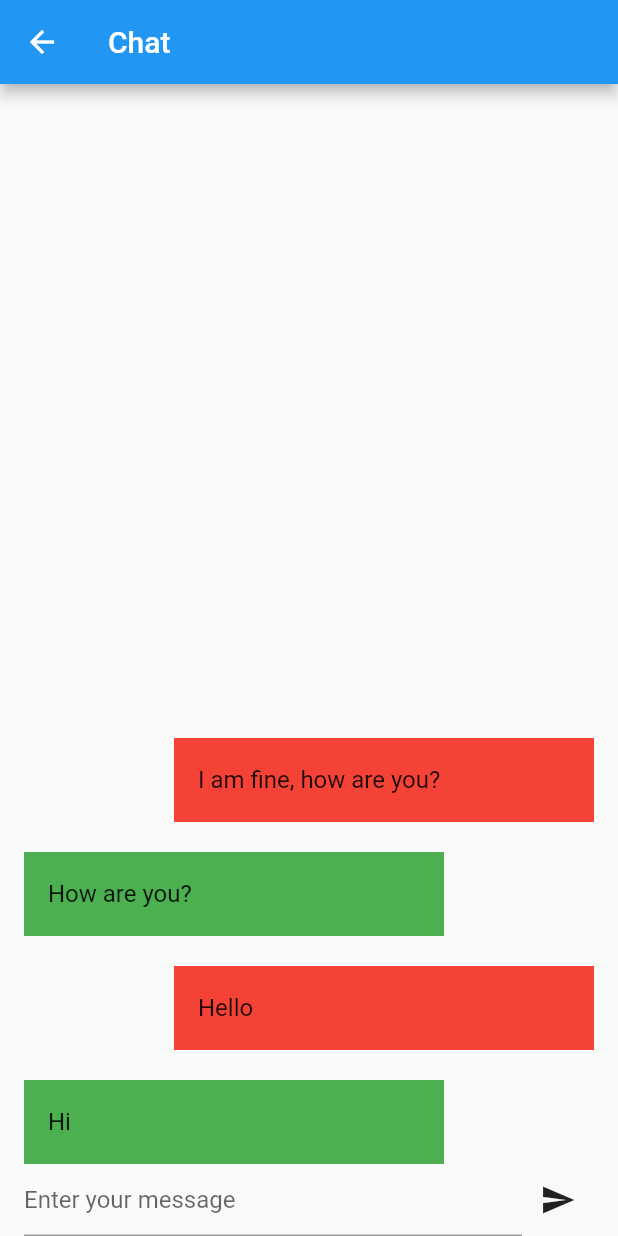
After one commit to Shajeel-Afzal/Learn_With_Shajeel_Online_Batch, a Flutter app: the ChatScreen screen opened directly, on a phone screen of 412 x 824 dp. The commit adds this screen. Run offline on Flutter 3.47's test engine with Material 2 defaults, Android fonts, the phone set to English and light mode, and no system bars; our stand-ins replace firebase_auth, firebase_database, font_awesome_flutter, geolocator; accounts and stored records are empty.

Commit message:
Created ChatScreen UI

```diff
--- /dev/null
+++ b/flutter/flutter_chatting_app/lib/ChatScreen.dart
@@ -0,0 +1,88 @@
+import 'package:flutter/material.dart';
+import 'package:flutter_chatting_app/models/MessageModel.dart';
+
+class ChatScreen extends StatefulWidget {
+  @override
+  _ChatScreenState createState() => _ChatScreenState();
+}
+
+class _ChatScreenState extends State<ChatScreen> {
+  String _userMessage;
+  List<MessageModel> _messages = List();
+
+  @override
+  Widget build(BuildContext context) {
+    return Scaffold(
+      appBar: AppBar(
+        title: Text("Chat"),
+      ),
+      body: Container(
+        padding: EdgeInsets.only(left: 16, right: 16),
+        child: Column(
+          children: [
+            Expanded(
+              child: ListView(
+                reverse: true,
+                children: [
+                  Container(
+                    margin: EdgeInsets.only(right: 100),
+                    color: Colors.green,
+                    child: ListTile(
+                      title: Text("Hi"),
+                    ),
+                  ),
+                  SizedBox(
+                    height: 20,
+                  ),
+                  Container(
+                    margin: EdgeInsets.only(left: 100),
+                    color: Colors.red,
+                    child: ListTile(
+                      title: Text("Hello"),
+                    ),
+                  ),
+                  SizedBox(
+                    height: 20,
+                  ),
+                  Container(
+                    margin: EdgeInsets.only(right: 100),
+                    color: Colors.green,
+                    child: ListTile(
+                      title: Text("How are you?"),
+                    ),
+                  ),
+                  SizedBox(
+                    height: 20,
+                  ),
+                  Container(
+                    margin: EdgeInsets.only(left: 100),
+                    color: Colors.red,
+                    child: ListTile(
+                      title: Text("I am fine, how are you?"),
+                    ),
+                  ),
+                ],
+              ),
+            ),
+            Row(
+              children: [
+                Expanded(
+                  child: TextField(
+                    onChanged: (value) {
+                      _userMessage = value;
+                    },
+                    decoration: InputDecoration(hintText: "Enter your message"),
+                  ),
+                ),
+                IconButton(
+                  icon: Icon(Icons.send),
+                  onPressed: () {},
+                )
+              ],
+            ),
+          ],
+        ),
+      ),
+    );
+  }
+}
--- /dev/null
+++ b/flutter/flutter_chatting_app/lib/models/MessageModel.dart
@@ -0,0 +1,6 @@
+class MessageModel {
+  String _message;
+  String _uid;
+  int timestampe;
+  int type;
+}
```
Also changed, not shown: flutter/flutter_chatting_app/lib/AuthService.dart (+9 -2 lines), flutter/flutter_chatting_app/lib/HomeScreen.dart (+18 -5 lines), flutter/flutter_chatting_app/lib/LoginScreen.dart (+18 -0 lines).
